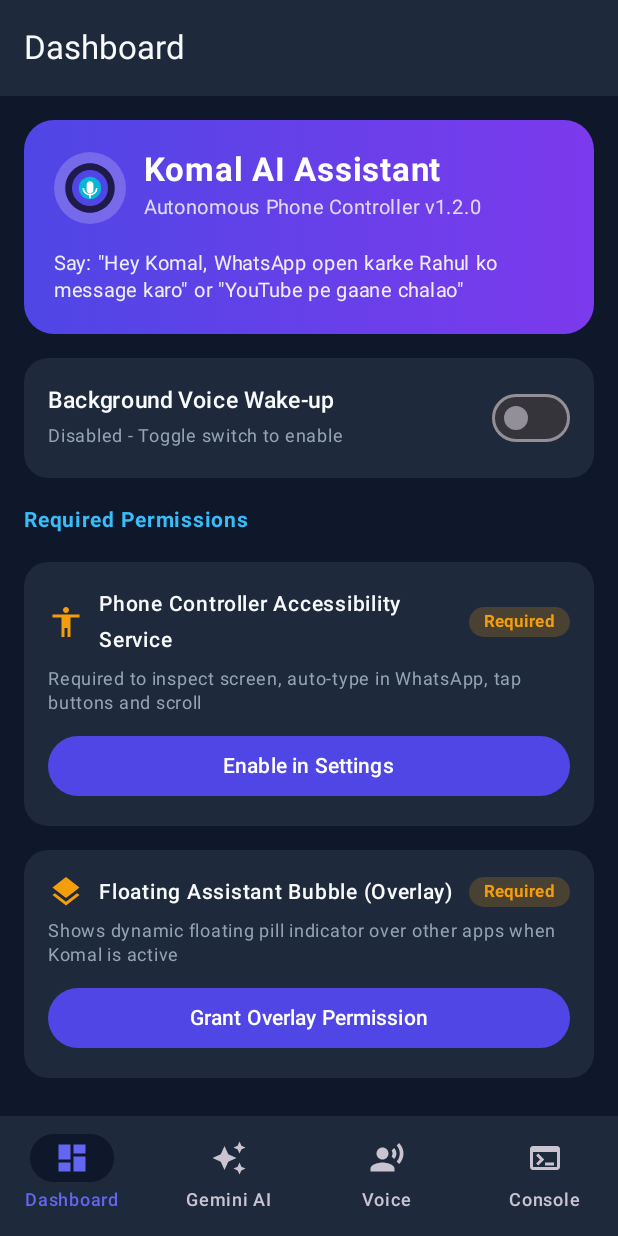
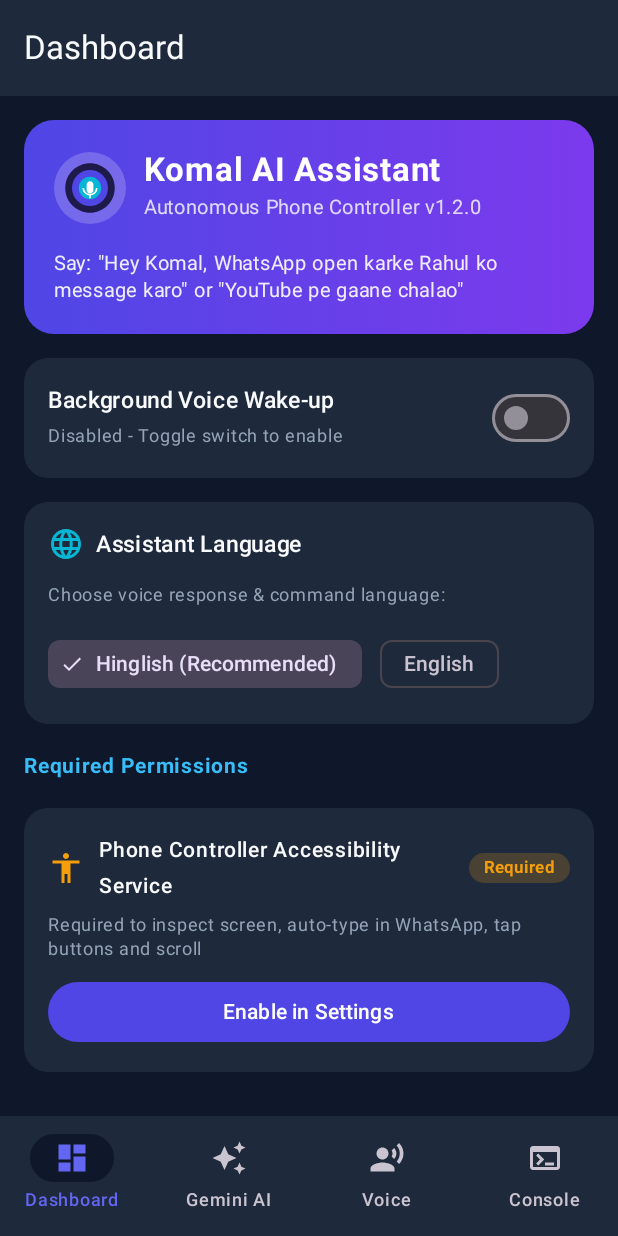
Before and after one commit to raufzen/KomalAI, an Android app built with Jetpack Compose: the screen it shows after launch (MainActivity), on a phone screen of 412 x 824 dp. Run offline under Robolectric (Android 15) with nearby library versions, the phone set to English and light mode, and no system bars.

Commit message:
fix(ui): language selector (Hinglish/English), resolve selectedControllerModel ref, update README

```diff
--- a/app/build.gradle.kts
+++ b/app/build.gradle.kts
@@ -12,7 +12,7 @@ android {
         applicationId = "com.komal.ai"
         minSdk = 26
         targetSdk = 35
-        versionCode = 3
+        versionCode = 4
         versionName = "1.2.0"
 
         testInstrumentationRunner = "androidx.test.runner.AndroidJUnitRunner"
--- a/app/src/main/java/com/komal/ai/gemini/GeminiApiClient.kt
+++ b/app/src/main/java/com/komal/ai/gemini/GeminiApiClient.kt
@@ -244,9 +244,9 @@ class GeminiApiClient {
             val url = "https://generativelanguage.googleapis.com/v1beta/models/$cleanModel:generateContent?key=${apiKey.trim()}"
 
             val langGuidance = if (languageMode.equals("english", ignoreCase = true)) {
-                "Speak in clear, professional English. (e.g. 'Opening WhatsApp...', 'Searching YouTube for you', etc.)"
+                "Speak in clear, polite, natural English (e.g. 'Opening WhatsApp...', 'Searching YouTube for you', 'Rahul has been sent the message')."
             } else {
-                "Speak in natural, friendly Hinglish (English alphabet + conversational Hindi, e.g. 'Opening WhatsApp...', 'YouTube pe search kar rahi hoon', 'Rahul ko message bhej diya'). Avoid pure Devanagari script."
+                "Speak in conversational Hinglish using ONLY the English/Latin alphabet (NEVER use Devanagari Hindi script). For example: 'WhatsApp open kar rahi hoon', 'YouTube pe songs search kar rahi hoon', 'Rahul ko message bhej diya'. Always use Roman/Latin letters."
             }
 
             val systemPrompt = """
--- a/app/src/main/java/com/komal/ai/service/FloatingOverlayService.kt
+++ b/app/src/main/java/com/komal/ai/service/FloatingOverlayService.kt
@@ -57,7 +57,7 @@ class FloatingOverlayService : Service() {
     override fun onStartCommand(intent: Intent?, flags: Int, startId: Int): Int {
         when (intent?.action) {
             ACTION_SHOW -> {
-                val text = intent.getStringExtra(EXTRA_STATUS) ?: "सुन रही हूँ..."
+                val text = intent.getStringExtra(EXTRA_STATUS) ?: "Listening..."
                 createOrUpdateOverlay(text)
             }
             ACTION_UPDATE -> {
--- a/app/src/main/java/com/komal/ai/ui/screens/DashboardScreen.kt
+++ b/app/src/main/java/com/komal/ai/ui/screens/DashboardScreen.kt
@@ -226,6 +226,72 @@ fun DashboardScreen(onNavigateToGemini: () -> Unit) {
             }
         }
 
+        // Assistant Language Selector Card (Hinglish first & English)
+        var selectedLanguage by remember { mutableStateOf(prefs.appLanguage) }
+        Card(
+            shape = RoundedCornerShape(16.dp),
+            colors = CardDefaults.cardColors(containerColor = DarkSurface),
+            modifier = Modifier.fillMaxWidth()
+        ) {
+            Column(
+                modifier = Modifier.padding(16.dp),
+                verticalArrangement = Arrangement.spacedBy(10.dp)
+            ) {
+                Row(
+                    verticalAlignment = Alignment.CenterVertically,
+                    horizontalArrangement = Arrangement.spacedBy(8.dp)
+                ) {
+                    Icon(
+                        imageVector = Icons.Default.Language,
+                        contentDescription = "Language",
+                        tint = AccentCyan
+                    )
+                    Text(
+                        text = "Assistant Language",
+                        fontWeight = FontWeight.SemiBold,
+                        fontSize = 15.sp,
+                        color = TextPrimary
+                    )
+                }
+                Text(
+                    text = "Choose voice response & command language:",
+                    fontSize = 12.sp,
+                    color = TextSecondary
+                )
+                Row(
+                    modifier = Modifier.fillMaxWidth(),
+                    horizontalArrangement = Arrangement.spacedBy(12.dp)
+                ) {
+                    FilterChip(
+                        selected = selectedLanguage == "hinglish",
+                        onClick = {
+                            selectedLanguage = "hinglish"
+                            prefs.appLanguage = "hinglish"
+                        },
+                        label = { Text("Hinglish (Recommended)") },
+                        leadingIcon = {
+                            if (selectedLanguage == "hinglish") {
+                                Icon(Icons.Default.Check, contentDescription = null, modifier = Modifier.size(16.dp))
+                            }
+                        }
+                    )
+                    FilterChip(
+                        selected = selectedLanguage == "english",
+                        onClick = {
+                            selectedLanguage = "english"
+                            prefs.appLanguage = "english"
+                        },
+                        label = { Text("English") },
+                        leadingIcon = {
+                            if (selectedLanguage == "english") {
+                                Icon(Icons.Default.Check, contentDescription = null, modifier = Modifier.size(16.dp))
+                            }
+                        }
+                    )
+                }
+            }
+        }
+
         Text(
             text = "Required Permissions",
             fontSize = 14.sp,
@@ -295,7 +361,7 @@ fun DashboardScreen(onNavigateToGemini: () -> Unit) {
 
                 val hasKey = prefs.apiKey.isNotBlank()
                 Text(
-                    text = if (hasKey) "Active Model: ${prefs.selectedMainModel} (Voice: ${prefs.geminiVoicePersona})" else "Gemini API Key is not set yet!",
+                    text = if (hasKey) "Controller Model: ${prefs.selectedControllerModel} | Voice: ${prefs.geminiVoicePersona}" else "Gemini API Key is not set yet!",
                     fontSize = 13.sp,
                     color = if (hasKey) AccentEmerald else AccentRose
                 )
--- a/app/src/main/java/com/komal/ai/ui/screens/VoiceSettingsScreen.kt
+++ b/app/src/main/java/com/komal/ai/ui/screens/VoiceSettingsScreen.kt
@@ -224,7 +224,7 @@ fun VoiceSettingsScreen() {
                             prefs.appLanguage = "hinglish"
                             Toast.makeText(context, "Language set to Hinglish", Toast.LENGTH_SHORT).show()
                         },
-                        label = { Text("Hinglish (Hindi + English)") },
+                        label = { Text("Hinglish (Recommended)") },
                         leadingIcon = {
                             if (appLanguage == "hinglish") {
                                 Icon(Icons.Default.Check, contentDescription = null, modifier = Modifier.size(16.dp))
```
Also changed, not shown: 2 other files.
